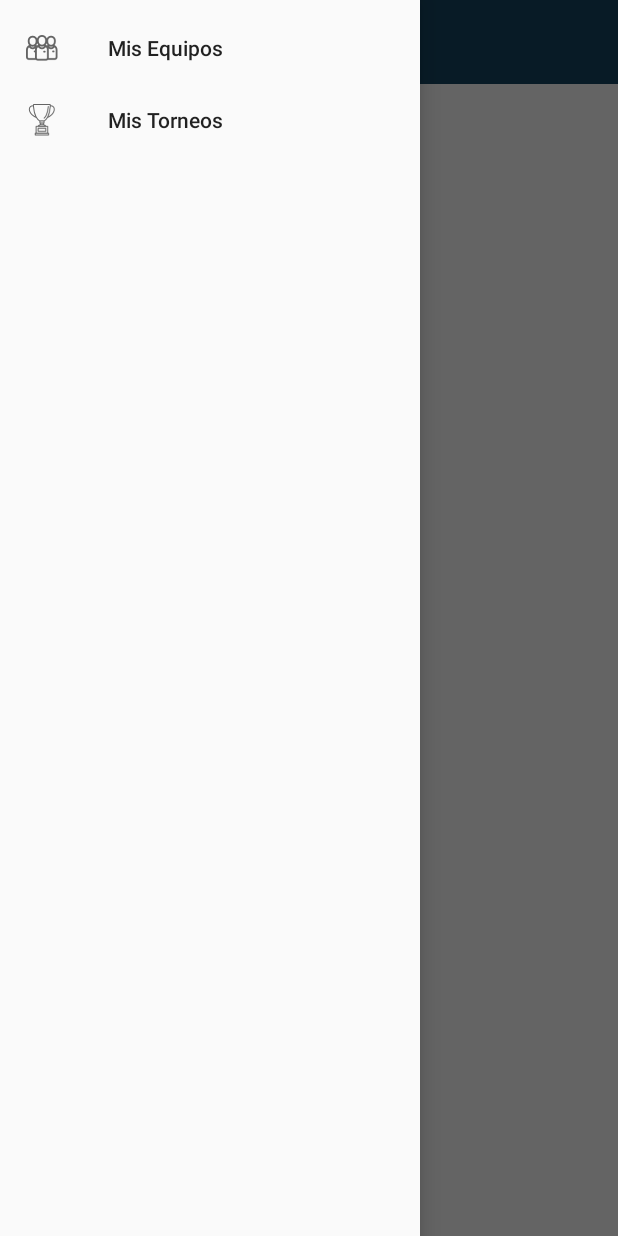
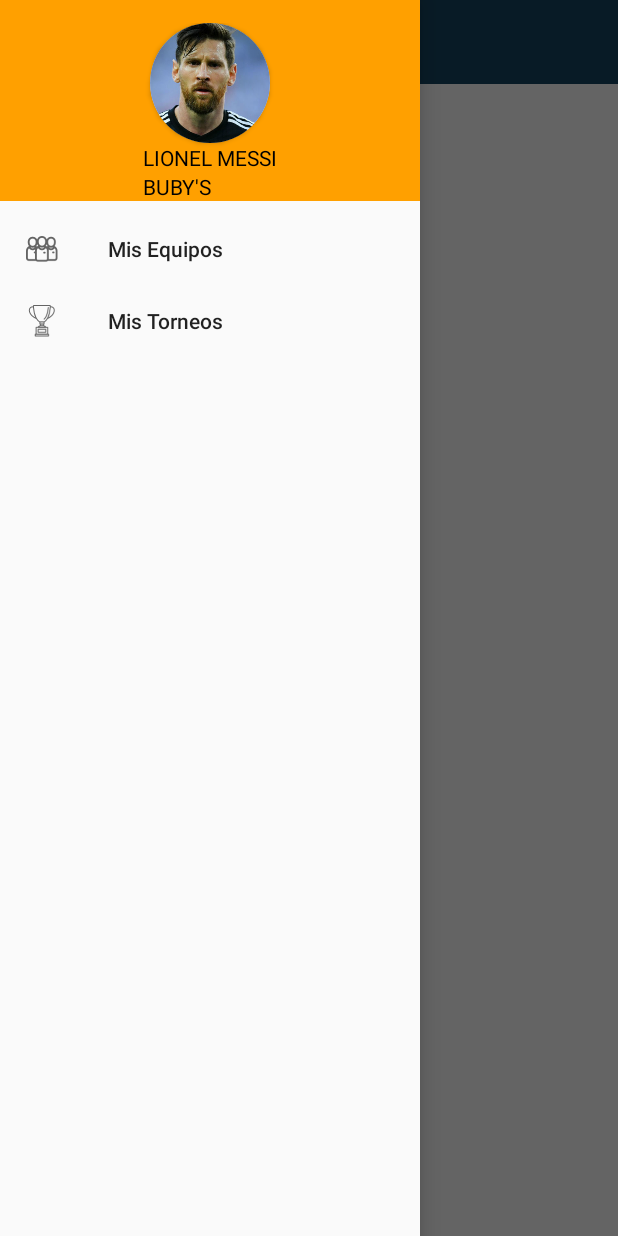
Before and after one commit to mgigena/appfa, an Android app: the MainActivity screen opened directly, with no data from a screen before it, with the side drawer open, on a phone screen of 412 x 824 dp. Run offline under Robolectric (Android 15) with nearby library versions, the phone set to English and light mode, and no system bars.

Commit message:
Add Drawer Header
- Se agrega view para header de navigation drawer.

```diff
--- a/app/src/main/java/com/appfa/android/login/LoginActivity.java
+++ b/app/src/main/java/com/appfa/android/login/LoginActivity.java
@@ -74,5 +74,6 @@ public class LoginActivity extends AppFaBaseActivity<LoginView, LoginPresenter>
     private void goToMain() {
         Intent intent = new Intent(this, MainActivity.class);
         startActivity(intent);
+        finish();
     }
 }
--- a/app/src/main/java/com/appfa/android/main/MainActivity.java
+++ b/app/src/main/java/com/appfa/android/main/MainActivity.java
@@ -39,7 +39,7 @@ public class MainActivity extends AppCompatActivity {
         Toolbar toolbar = findViewById(R.id.toolbar);
         setSupportActionBar(toolbar);
         ActionBar actionbar = getSupportActionBar();
-        actionbar.setHomeAsUpIndicator(R.drawable.ic_drawer);
+        actionbar.setHomeAsUpIndicator(R.mipmap.ic_burger);
         actionbar.setDisplayHomeAsUpEnabled(true);
     }
     private void configureNavigationDrawer() {
--- a/app/src/main/res/layout/activity_main.xml
+++ b/app/src/main/res/layout/activity_main.xml
@@ -29,6 +29,7 @@
         android:layout_width="wrap_content"
         android:layout_height="match_parent"
         android:layout_gravity="start"
+        app:headerLayout="@layout/drawer_header"
         app:menu="@menu/main"/>
 
 
--- /dev/null
+++ b/app/src/main/res/layout/drawer_header.xml
@@ -0,0 +1,46 @@
+<?xml version="1.0" encoding="utf-8"?>
+<RelativeLayout
+    xmlns:android="http://schemas.android.com/apk/res/android"
+    xmlns:app="http://schemas.android.com/apk/res-auto"
+    android:layout_width="match_parent"
+    android:layout_height="wrap_content"
+    android:background="@color/drawerHeaderBackground"
+    android:paddingTop="15dp">
+
+    <android.support.v7.widget.CardView
+        android:id="@+id/view2"
+        android:layout_width="80dp"
+        android:layout_height="80dp"
+        android:layout_centerHorizontal="true"
+        app:cardCornerRadius="40dp">
+
+        <ImageView
+            android:id="@+id/imageView1"
+            android:layout_width="match_parent"
+            android:layout_height="80dp"
+            android:scaleType="centerCrop"
+            android:src="@drawable/messi">
+        </ImageView>
+    </android.support.v7.widget.CardView>
+
+    <TextView
+        android:id="@+id/playerName"
+        android:layout_width="wrap_content"
+        android:layout_height="wrap_content"
+        android:layout_below="@id/view2"
+        android:layout_centerHorizontal="true"
+        android:text="@string/example_profile"
+        android:textAllCaps="true"
+        style="@style/DrawerHeaderText"/>
+
+    <TextView
+        android:id="@+id/playerCurrentTeam"
+        style="@style/DrawerHeaderText"
+        android:layout_width="wrap_content"
+        android:layout_height="wrap_content"
+        android:layout_below="@+id/playerName"
+        android:layout_alignStart="@+id/playerName"
+        android:text="@string/example_team"
+        android:textAllCaps="true"/>
+
+</RelativeLayout>
--- a/app/src/main/res/layout/drawer_main.xml
+++ /dev/null
@@ -1,10 +0,0 @@
-<?xml version="1.0" encoding="utf-8"?>
-<ListView xmlns:android="http://schemas.android.com/apk/res/android"
-          xmlns:tools="http://schemas.android.com/tools"
-          android:layout_width="match_parent"
-          android:layout_height="match_parent"
-          android:background="#cccc"
-          android:choiceMode="singleChoice"
-          android:divider="@android:color/transparent"
-          android:dividerHeight="0dp"
-          tools:context=".main.NavigationDrawerFragment"/>
--- a/app/src/main/res/values/colors.xml
+++ b/app/src/main/res/values/colors.xml
@@ -22,4 +22,8 @@
 
     <!--ERROR-->
     <color name="errorMessageColor">#fbc02d</color>
+
+    <!--MAIN-->
+    <!--DRAWER-->
+    <color name="drawerHeaderBackground">#FFA000</color>
 </resources>
--- a/app/src/main/res/values/strings.xml
+++ b/app/src/main/res/values/strings.xml
@@ -36,5 +36,8 @@
     <string name="action_example">Example action</string>
 
     <string name="action_settings">Settings</string>
+
+    <string name="example_profile">Lionel Messi</string>
+    <string name="example_team">Buby\'s</string>
     <!--/DRAWER-->
 </resources>
--- a/app/src/main/res/values/styles.xml
+++ b/app/src/main/res/values/styles.xml
@@ -189,4 +189,10 @@
         <item name="actionMenuTextColor">@android:color/white</item>
     </style>
 
+    <!--Drawer-->
+    <style name="DrawerHeaderText">
+        <item name="fontPath">fonts/mirror_82.otf</item>
+        <item name="android:textColor">@color/colorBlack</item>
+    </style>
+
 </resources>
```
Also changed, not shown: app/src/main/ic_burger-web.png (added), app/src/main/res/drawable-mdpi/messi.jpg (added), app/src/main/res/mipmap-hdpi/ic_burger.png (added), app/src/main/res/mipmap-mdpi/ic_burger.png (added), app/src/main/res/mipmap-xhdpi/ic_burger.png (added), app/src/main/res/mipmap-xxhdpi/ic_burger.png (added), app/src/main/res/mipmap-xxxhdpi/ic_burger.png (added), 1 other file.
